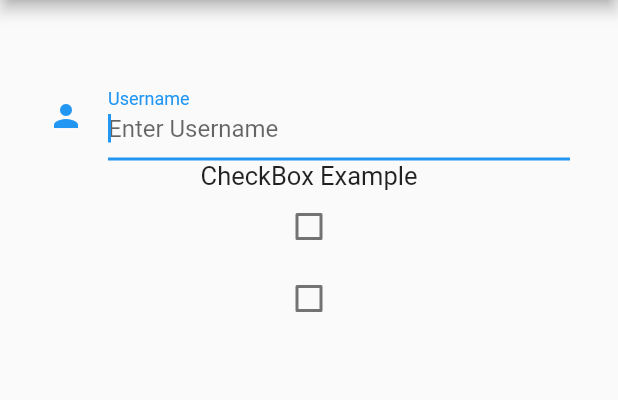
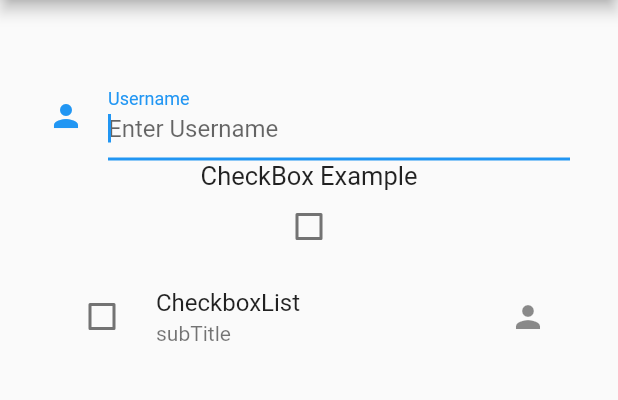
Before and after one commit to MuhammadAliGhaffar/input_widgets, a Flutter app: the screen it shows after launch, on a phone screen of 412 x 824 dp, the part 84-484 px from its top. Run offline on Flutter 3.47's test engine with Material 2 defaults, Android fonts, the phone set to English and light mode, and no system bars.

Commit message:
adding CheckboxListTile

```diff
--- a/lib/main.dart
+++ b/lib/main.dart
@@ -96,8 +96,12 @@ class _State extends State<MyApp> {
                     }
                   });
                 }),
-            Checkbox(
-                checkColor: Colors.blue,
+            new CheckboxListTile(
+                title: Text('CheckboxList'),
+                subtitle: Text('subTitle'),
+                secondary: new Icon(Icons.person),
+                controlAffinity: ListTileControlAffinity.leading,
+                checkColor: Colors.black,
                 activeColor: Colors.white,
                 value: this.flag2,
                 onChanged: (bool? flag) {
```
